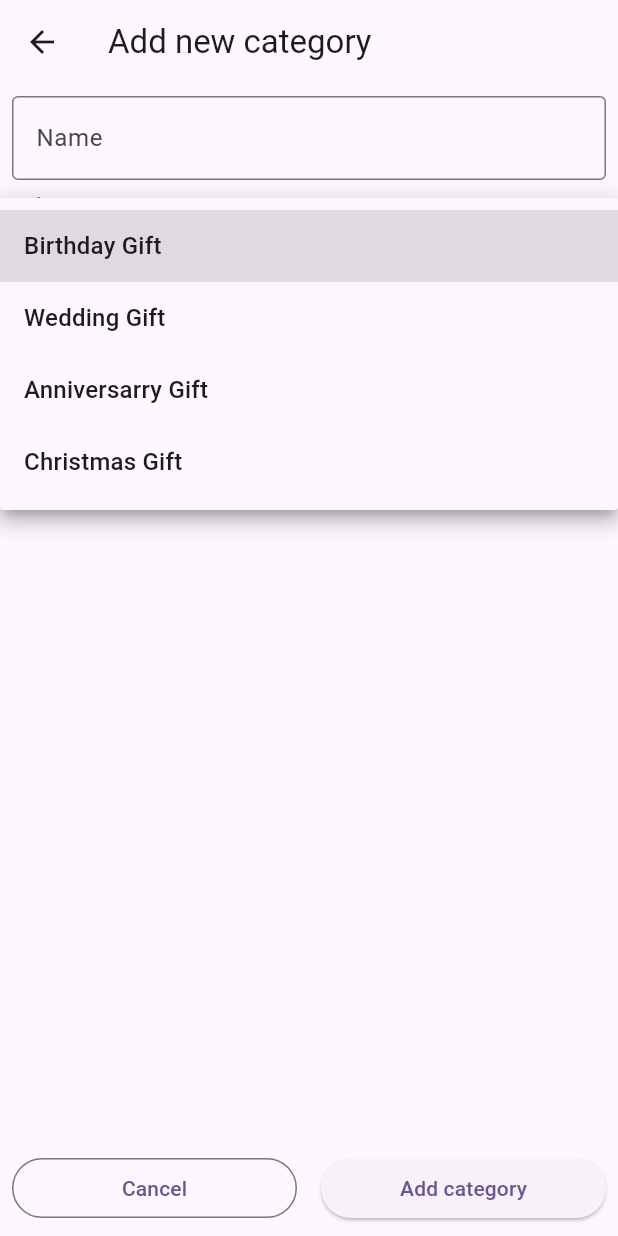
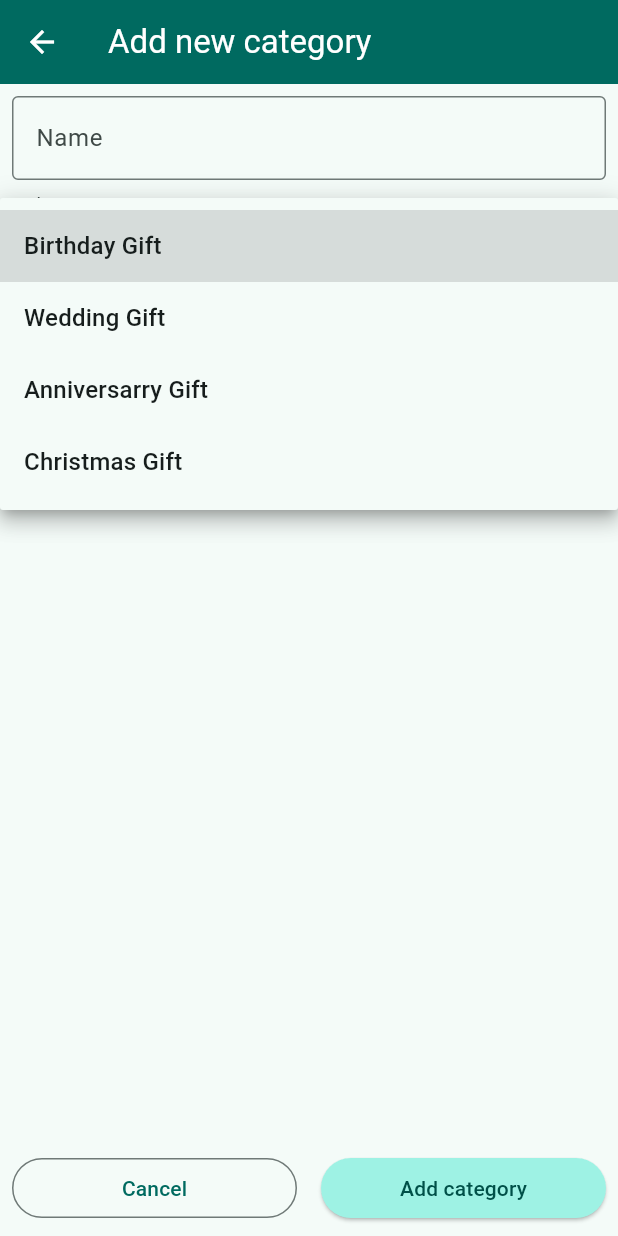
Before and after one commit to chazzzzz01/trackerss, a Flutter app: the AddEditCategoryPage screen opened directly, after a tap on "Select icon", on a phone screen of 412 x 824 dp. Run offline on Flutter 3.47's test engine with Material 3 defaults, Android fonts, the phone set to English and light mode, and no system bars; drawn by our look-alikes of flutter_form_builder; our stand-ins replace bloc, cloud_firestore, dartz, equatable, firebase_core, flutter_bloc and 3 more; accounts and stored records are empty.

Commit message:
update changes

```diff
--- a/lib/core/widgets/empty_state_list.dart
+++ b/lib/core/widgets/empty_state_list.dart
@@ -39,7 +39,7 @@ class EmptyStateList extends StatelessWidget {
             ),
             const SizedBox(height: 16,
             ),
-            Text(title),
+            Text(title,),
             const SizedBox(height: 16,
             ),
              Text(description),
--- a/lib/core/widgets/error_state_list.dart
+++ b/lib/core/widgets/error_state_list.dart
@@ -38,7 +38,10 @@ class ErrorStateList extends StatelessWidget {
           children: [
             Image.asset(imageAssetName, height: 100, width: 100),
             const SizedBox(height: 16),
-            const Text("Something went wrong..."),
+            const Text("Something went wrong...",
+              style: TextStyle(fontSize: 18),
+
+            ),
             const SizedBox(height: 16),
             Text(
               errorMessage,
--- a/lib/features/category_management/presentation/add_edit_category_page.dart
+++ b/lib/features/category_management/presentation/add_edit_category_page.dart
@@ -32,6 +32,8 @@ class AddEditCategoryPage extends StatefulWidget {
 
 class _AddEditCategoryPageState extends State<AddEditCategoryPage> {
   final _formkey = GlobalKey<FormBuilderState>();
+  bool _isPerforming = false;
+
 
 
   @override
@@ -55,10 +57,28 @@ class _AddEditCategoryPageState extends State<AddEditCategoryPage> {
 
     return BlocListener<CategoryCubit, CategoryState>(
   listener: (context, state) {
+    if (state is CategoryAdded) {
+      Navigator.pop(context, "Category Added");
+    }
+     else if (state is CategoryError) {
+      final snackBar = SnackBar(
+        content: Text(state.message),
+        duration: const Duration(seconds: 5),
+        );
+      ScaffoldMessenger.of(context).showSnackBar(snackBar);
+      setState(() {
+        _isPerforming = false;
+      });
+    }
+    else if (state is CategoryUpdated) {
+       Navigator.pop(context, state.newCategory);
+    }
+     else if (state is CategoryDeleted) {
+          Navigator.pop(context, "Category Deleted Successfully.");
+        }
 
   },
   child: Scaffold(
-
       appBar: AppBar(
         title: Text(appBarTitle),
         ),
@@ -69,7 +89,7 @@ class _AddEditCategoryPageState extends State<AddEditCategoryPage> {
           key: _formkey,
           initialValue: initialValues,
           child: ListView(
-            padding: EdgeInsets.all(8.0),
+            padding: const EdgeInsets.all(8.0),
             children: [
               FormBuilderTextField(
                 name: 'name',
@@ -84,8 +104,13 @@ class _AddEditCategoryPageState extends State<AddEditCategoryPage> {
                keyboardType: TextInputType.text,
                validator: FormBuilderValidators.compose([
                 FormBuilderValidators.required(),
-                FormBuilderValidators.alphabetical(),
-                FormBuilderValidators.alphabetical(),
+                  (value) {
+      // Custom validation logic for general text
+      if (value != null && value.isNotEmpty && value.contains(RegExp(r'[^\w\s]'))) {
+        return 'Text should not contain special characters.';
+      }
+      return null;
+    }
                 //  FormBuilderValidators.maxLength(100),
 
                 ]),
@@ -155,11 +180,19 @@ class _AddEditCategoryPageState extends State<AddEditCategoryPage> {
            const SizedBox(width: 16.0),
            Expanded(
             child: ElevatedButton(
-              onPressed: () {
+              onPressed: _isPerforming? null : () {
                 bool isValid = _formkey.currentState!.validate();
                 final inputs = _formkey.currentState!.instantValue;
 
                 if (isValid) {
+                  setState(() {
+                    _isPerforming = true;
+
+                  });
+
+
+
+
                   final newCategory =
                    Category(
                     id: widget.category?.id?? "",
@@ -181,7 +214,13 @@ class _AddEditCategoryPageState extends State<AddEditCategoryPage> {
                 }
               },
               child:
-               Text(buttonLabel),
+               _isPerforming ?
+               const SizedBox(
+                width: 16,
+                height: 16,
+                child: CircularProgressIndicator(),
+                )
+                : Text(buttonLabel),
                ),),
            ],),
         ),
--- a/lib/features/category_management/presentation/view_category_row.dart
+++ b/lib/features/category_management/presentation/view_category_row.dart
@@ -18,7 +18,10 @@ class LabelValueRow extends StatelessWidget {
     return Row(
       mainAxisAlignment: MainAxisAlignment.spaceBetween,
       children: [
-       Text(label),
+       Text(label,
+       style: Theme.of(context). textTheme.labelLarge,
+
+       ),
         Text("$value"),
       ],
     );
--- /dev/null
+++ b/lib/theme.dart
@@ -0,0 +1,25 @@
+import 'package:flutter/material.dart';
+
+class GlobalThemeData {
+  static final ColorScheme  colorScheme=
+  ColorScheme.fromSeed(seedColor: Colors.teal,
+  brightness: Brightness.light);
+
+  static final ThemeData lightThemeData = ThemeData(
+    useMaterial3: true,
+    colorScheme: colorScheme,
+    appBarTheme: AppBarTheme(
+      backgroundColor: colorScheme.primary,
+      foregroundColor: colorScheme.onPrimary
+      ),
+      elevatedButtonTheme: ElevatedButtonThemeData(
+        style: ButtonStyle(
+          foregroundColor:
+          WidgetStatePropertyAll(
+            colorScheme.onPrimaryContainer),
+            backgroundColor:
+            WidgetStatePropertyAll(colorScheme.primaryContainer)),
+      ),
+    );
+
+}
--- a/pubspec.yaml
+++ b/pubspec.yaml
@@ -73,7 +73,7 @@ flutter:
 
   # To add assets to your application, add an assets section, like this:
   assets:
-    - assets/images/empty.png
+    - assets/images/designer.png
     - assets/images/error.png
 
 
```
Also changed, not shown: lib/features/category_management/presentation/cubit/category_cubit.dart (+3 -4 lines), lib/features/category_management/presentation/view_all_category_page.dart (+23 -9 lines), lib/features/category_management/presentation/view_category_page.dart (+60 -11 lines), lib/main.dart (+3 -4 lines), assets/images/Designer.png (added), assets/images/empty.png (deleted), lib/features/category_management/presentation/cubit/icon_cubit.dart (added), lib/features/category_management/presentation/cubit/icon_state.dart (added), pubspec.lock, 11 other files.
